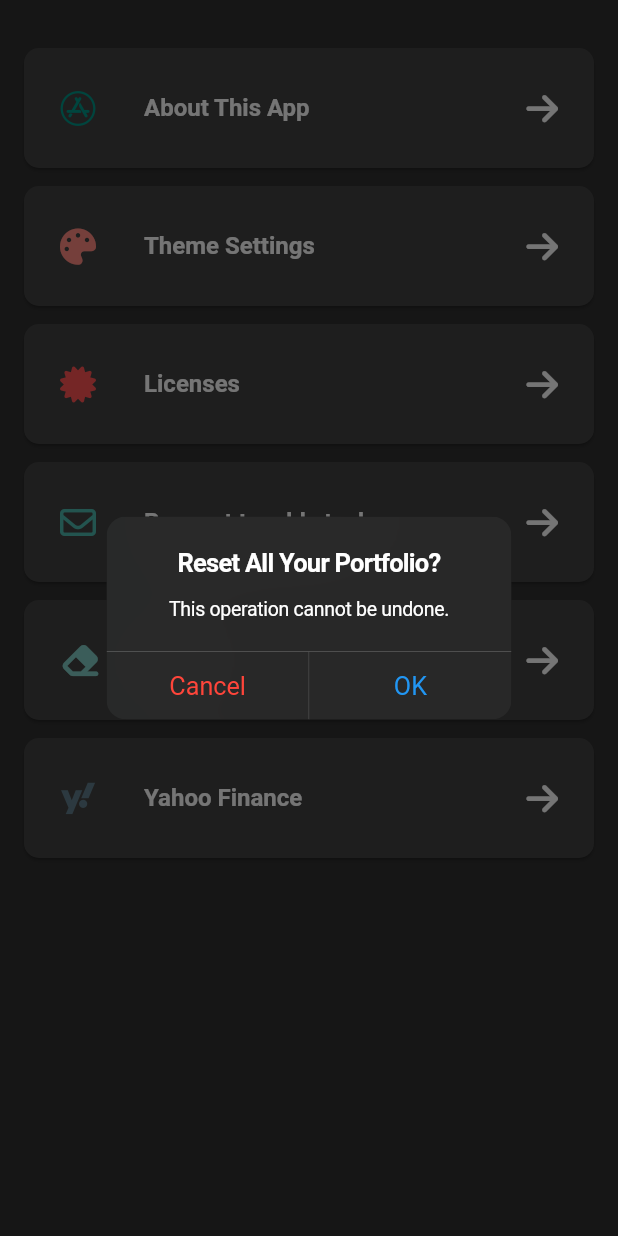
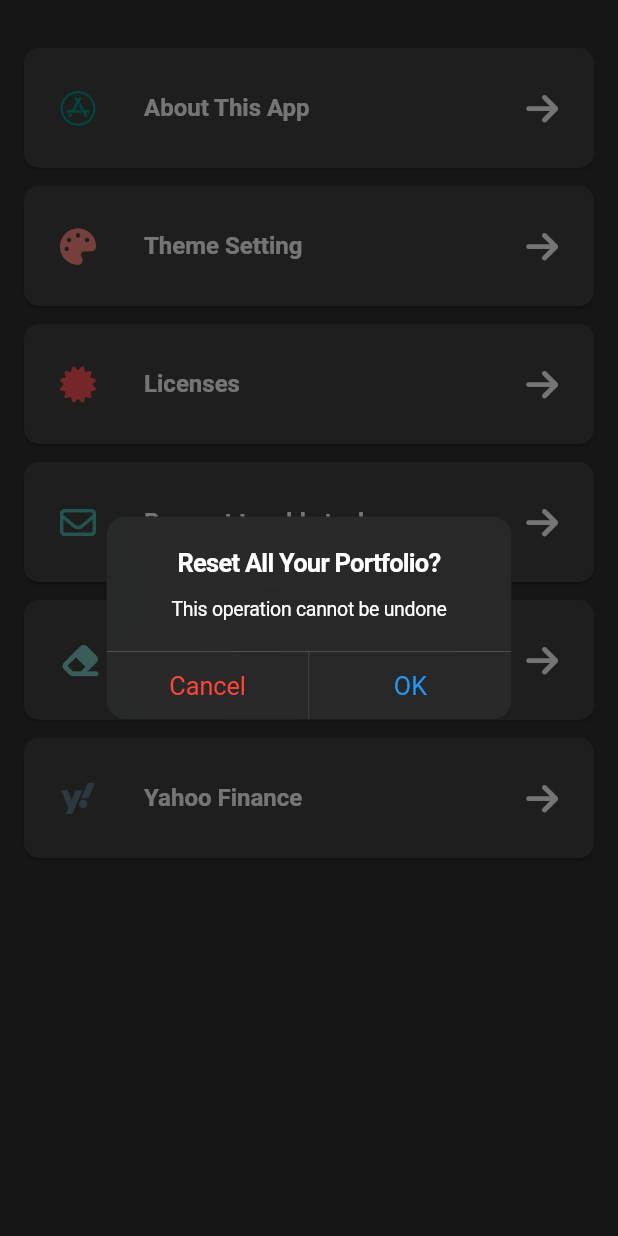
Before and after one commit to kolbe-ryo/income-life, a Flutter app: the SettingsPage screen opened directly, after a tap on "Reset", on a phone screen of 412 x 824 dp. Run offline on Flutter 3.47's test engine with Material 2 defaults, Android fonts, the phone set to English and light mode, and no system bars; our stand-ins replace flutter_slidable, fluttertoast, font_awesome_flutter, freezed_annotation, get_it, google_mobile_ads and 4 more; missing offline and left inert: flutter_state_notifier, gsheets, simple_logger; accounts and stored records are empty.

Commit message:
theme setting text

```diff
--- a/lib/enum/currency_value.dart
+++ b/lib/enum/currency_value.dart
@@ -13,7 +13,7 @@ enum CurrencyValue {
 }
 
 extension CurrencyValueExt on CurrencyValue {
-  String get symbol {
+  String get value {
     final _context = GetIt.I<GlobalKey<NavigatorState>>().currentContext!;
     switch (this) {
       case CurrencyValue.usd:
--- a/lib/ui/income_page/income_pie_chart.dart
+++ b/lib/ui/income_page/income_pie_chart.dart
@@ -1,5 +1,6 @@
 // Flutter imports:
 import 'package:flutter/material.dart';
+import 'package:income_life/generated/l10n.dart';
 
 // Package imports:
 import 'package:pie_chart/pie_chart.dart';
@@ -26,8 +27,8 @@ class IncomePieChart extends StatelessWidget {
       aspectRatio: 1,
       child: Visibility(
         visible: portfoio.isNotEmpty,
-        replacement: const Center(
-          child: Text('No Data'),
+        replacement: Center(
+          child: Text(S.of(context).noData),
         ),
         child: Padding(
           padding: const EdgeInsets.only(top: kPadding),
--- a/lib/ui/settings_page/settings_page.dart
+++ b/lib/ui/settings_page/settings_page.dart
@@ -3,6 +3,7 @@ import 'package:flutter/material.dart';
 
 // Package imports:
 import 'package:font_awesome_flutter/font_awesome_flutter.dart';
+import 'package:income_life/generated/l10n.dart';
 import 'package:provider/provider.dart';
 
 // Project imports:
@@ -34,12 +35,12 @@ class SettingsPage extends StatelessWidget {
                 FontAwesomeIcons.appStore,
                 color: colorTheme.colors[0],
               ),
-              title: 'About This App',
+              title: S.of(context).aboutThisApp,
               trailingIcon: const FaIcon(FontAwesomeIcons.arrowRight),
               onTap: () => Navigator.push(
                 context,
                 BaseWebView.route(
-                  title: 'About This App',
+                  title: S.of(context).aboutThisApp,
                   url: aboutAppUrl,
                 ),
               ),
@@ -49,7 +50,7 @@ class SettingsPage extends StatelessWidget {
                 FontAwesomeIcons.palette,
                 color: colorTheme.colors[1],
               ),
-              title: 'Theme Settings',
+              title: S.of(context).themeSetting,
               trailingIcon: const FaIcon(FontAwesomeIcons.arrowRight),
               onTap: () => Navigator.push(
                 context,
@@ -61,7 +62,7 @@ class SettingsPage extends StatelessWidget {
                 FontAwesomeIcons.certificate,
                 color: colorTheme.colors[2],
               ),
-              title: 'Licenses',
+              title: S.of(context).licenses,
               trailingIcon: const FaIcon(FontAwesomeIcons.arrowRight),
               onTap: () => showLicensePage(context: context),
             ),
@@ -70,7 +71,7 @@ class SettingsPage extends StatelessWidget {
                 FontAwesomeIcons.envelope,
                 color: colorTheme.colors[3],
               ),
-              title: 'Request to add stock',
+              title: S.of(context).requestToAddStock,
               trailingIcon: const FaIcon(FontAwesomeIcons.arrowRight),
               onTap: () => Navigator.push(
                 context,
@@ -82,7 +83,7 @@ class SettingsPage extends StatelessWidget {
                 FontAwesomeIcons.eraser,
                 color: colorTheme.colors[4],
               ),
-              title: 'Reset',
+              title: S.of(context).reset,
               trailingIcon: const FaIcon(FontAwesomeIcons.arrowRight),
               onTap: () => _reset(context),
             ),
@@ -91,12 +92,12 @@ class SettingsPage extends StatelessWidget {
                 FontAwesomeIcons.yahoo,
                 color: colorTheme.colors[5],
               ),
-              title: 'Yahoo Finance',
+              title: S.of(context).yahooFinance,
               trailingIcon: const FaIcon(FontAwesomeIcons.arrowRight),
               onTap: () => Navigator.push(
                 context,
                 BaseWebView.route(
-                  title: 'Yahoo Finance',
+                  title: S.of(context).yahooFinance,
                   url: yahooFinanceUrl,
                   needAppBar: false,
                 ),
@@ -113,11 +114,11 @@ class SettingsPage extends StatelessWidget {
     final bnbController = context.read<TopPageViewModel>();
     final isDelete = await baseShowDialog(
       context: context,
-      title: 'Reset All Your Portfolio?',
+      title: S.of(context).checkResetAll,
       isSimpleDialog: true,
-      widget: const Padding(
-        padding: EdgeInsets.only(top: kPadding / 2),
-        child: Text('This operation cannot be undone.'),
+      widget: Padding(
+        padding: const EdgeInsets.only(top: kPadding / 2),
+        child: Text(S.of(context).checkCannotUndone),
       ),
     );
     if (isDelete ?? false) {
```
Also changed, not shown: lib/enum/chart_theme_enum.dart (+15 -0 lines), lib/enum/color_index_enum.dart (+14 -0 lines), lib/l10n/intl_en.arb (+7 -1 lines), lib/l10n/intl_ja.arb (+7 -1 lines), lib/ui/income_page/heat_map_struct/heat_map_struct.dart (+7 -1 lines), lib/ui/income_page/income_heat_map.dart (+7 -7 lines), lib/ui/settings_page/setting_contents/chart_theme_setting_page/chart_theme_setting_page.dart (+29 -22 lines), lib/generated/intl/messages_all.dart, lib/generated/intl/messages_en.dart, lib/generated/intl/messages_ja.dart, lib/generated/l10n.dart.
